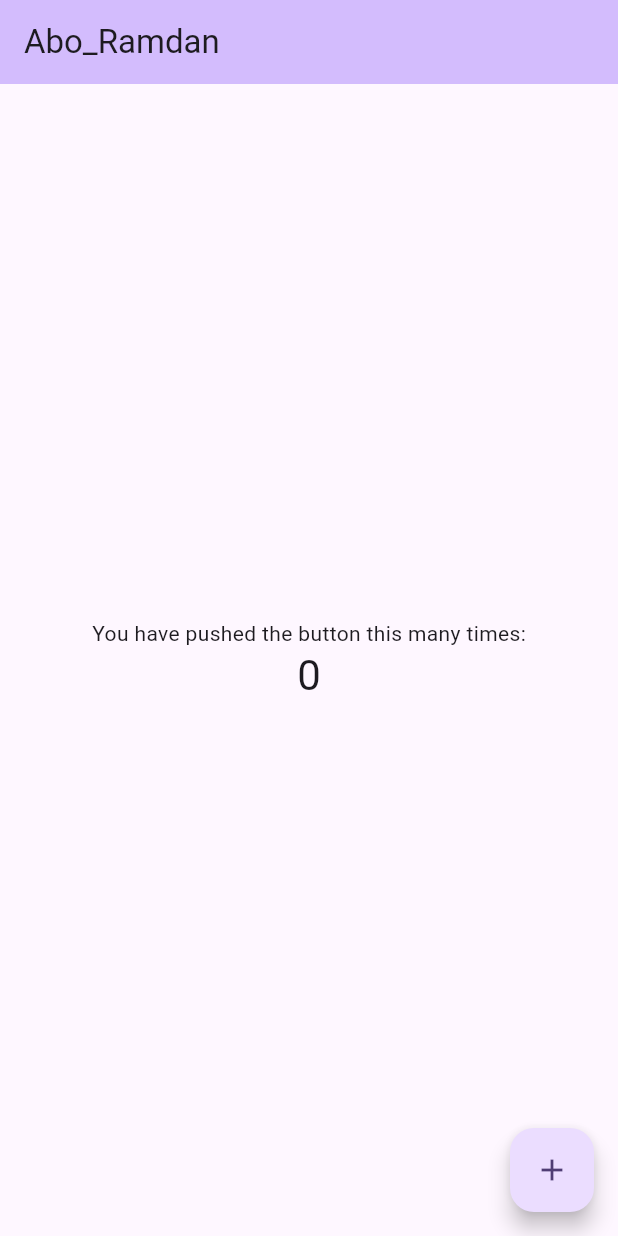
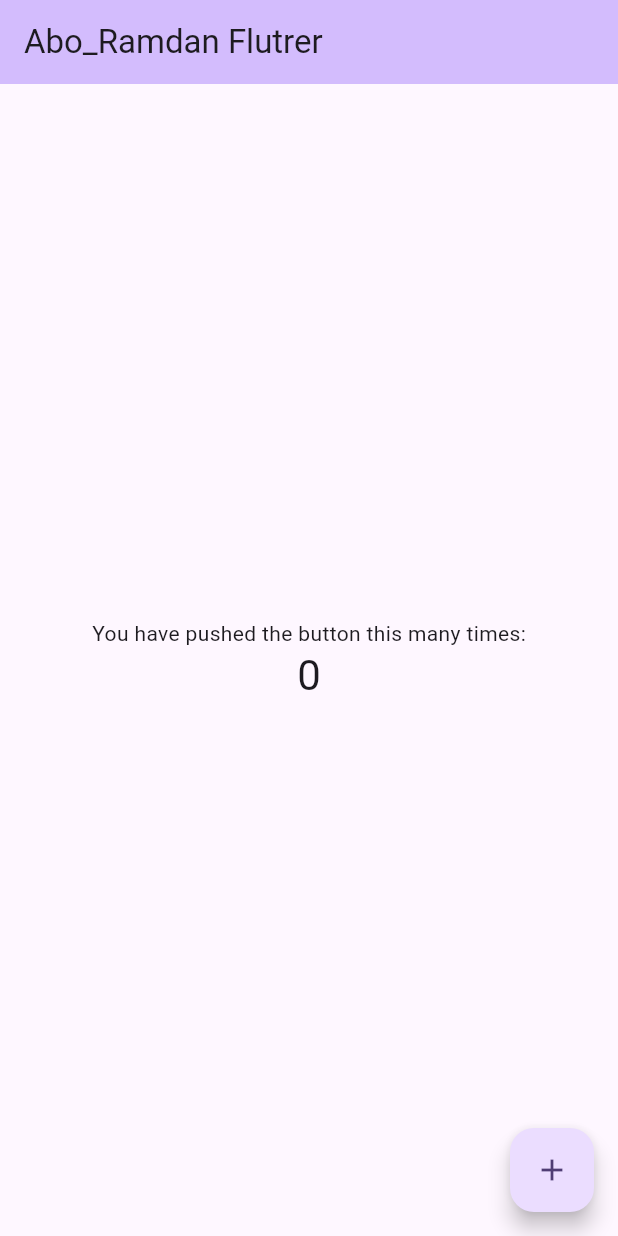
Before and after one commit to AbdulrahmanRamadan22/test2, a Flutter app: the screen it shows after launch, on a phone screen of 412 x 824 dp. Run offline on Flutter 3.47's test engine with Material 3 defaults, Android fonts, the phone set to English and light mode, and no system bars.

Commit message:
Update main.dart
Hello

```diff
--- a/lib/main.dart
+++ b/lib/main.dart
@@ -31,7 +31,7 @@ class MyApp extends StatelessWidget {
         colorScheme: ColorScheme.fromSeed(seedColor: Colors.deepPurple),
         useMaterial3: true,
       ),
-      home: const MyHomePage(title: 'Abo_Ramdan'),
+      home: const MyHomePage(title: 'Abo_Ramdan Flutrer'),
     );
   }
 }
```
